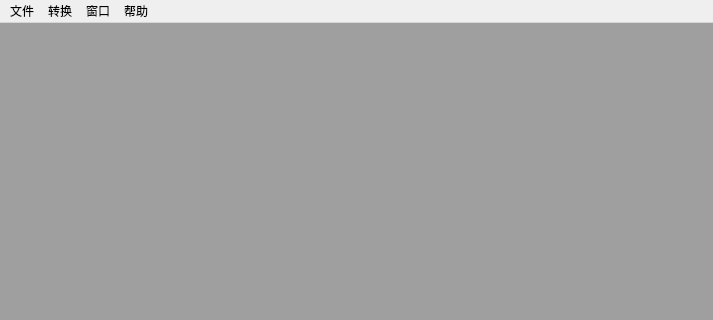
Qt form ui/mainwindow.ui (long2015/RawViewer2) before a commit; both pictures show x 0 to 713 and y 0 to 320 of the 713 by 519 pixel window.
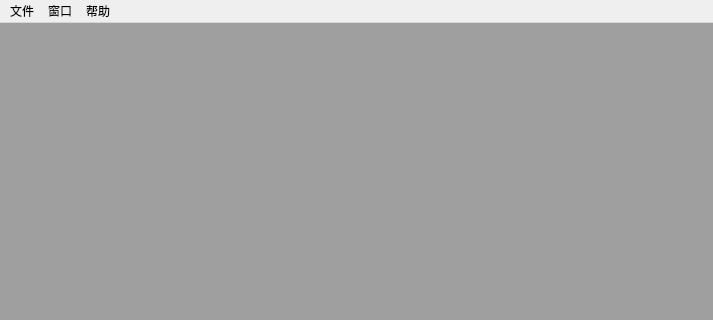
The same form after that commit.

Patch:
```diff
--- a/ui/mainwindow.ui
+++ b/ui/mainwindow.ui
@@ -43,13 +43,6 @@
     <addaction name="separator"/>
     <addaction name="action_2"/>
    </widget>
-   <widget class="QMenu" name="menu_2">
-    <property name="title">
-     <string>转换</string>
-    </property>
-    <addaction name="actionYUV_RGB"/>
-    <addaction name="actionRGB_YUV"/>
-   </widget>
    <widget class="QMenu" name="menu_4">
     <property name="title">
      <string>帮助</string>
@@ -70,7 +63,6 @@
     <addaction name="action_7"/>
    </widget>
    <addaction name="menu"/>
-   <addaction name="menu_2"/>
    <addaction name="menu_3"/>
    <addaction name="menu_4"/>
   </widget>
```
Left out of the diff: 3 changed lines with no effect on the pictures.
